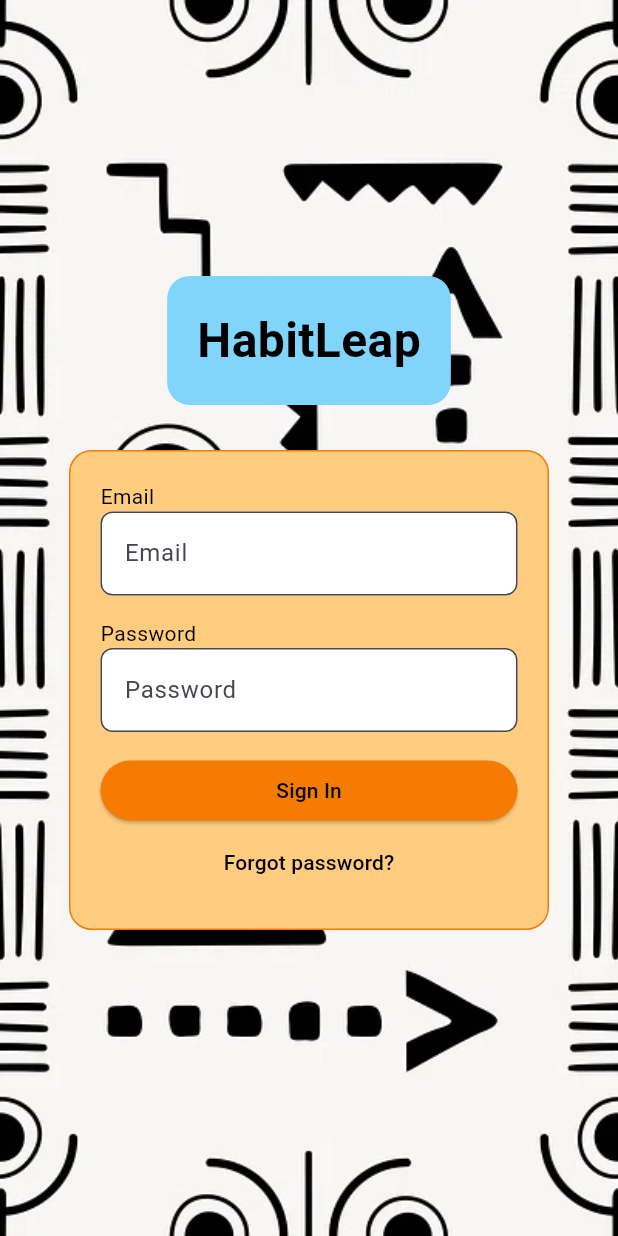
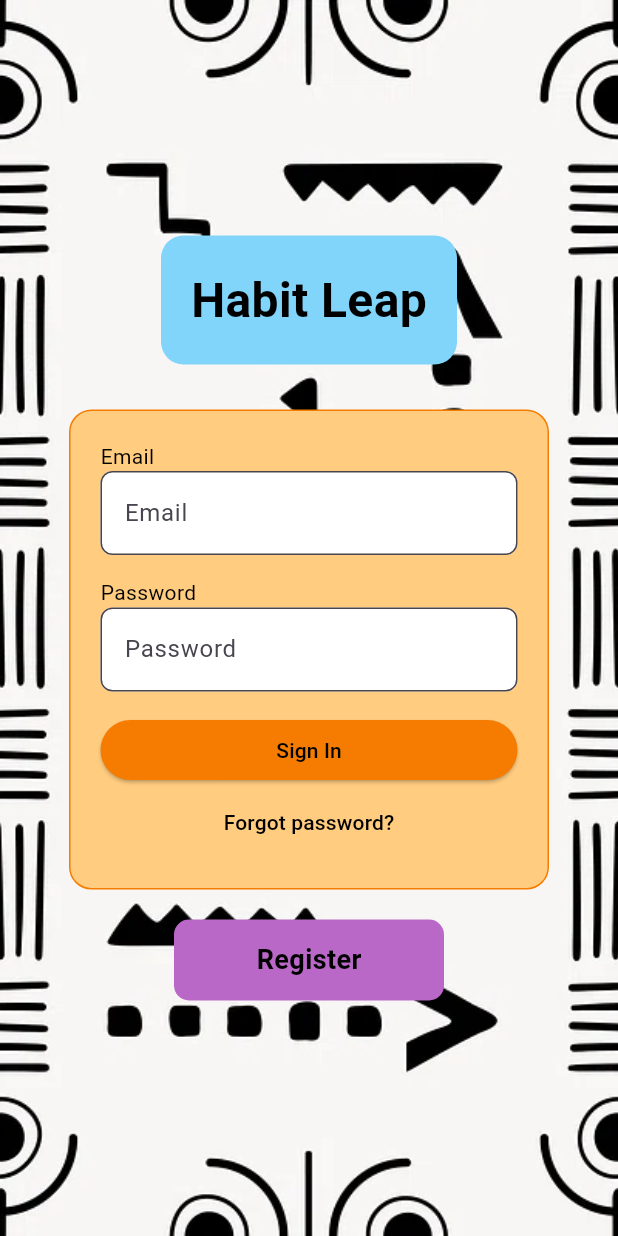
Before and after one commit to niasnow22/HabitLeap, a Flutter app: the screen it shows after launch, on a phone screen of 412 x 824 dp. Run offline on Flutter 3.47's test engine with Material 3 defaults, Android fonts, the light colour scheme and no system bars.

Commit message:
added back in the purple register button but it does not lead anywhere

```diff
--- a/lib/login.dart
+++ b/lib/login.dart
@@ -10,8 +10,8 @@ class Login extends StatelessWidget {
         decoration: BoxDecoration(
           color: Colors.white,
           image: DecorationImage(
-            image: AssetImage("assets/background.png"), // Add image and update pubspec.yaml
-            fit: BoxFit.cover, // Fixed missing comma issue
+            image: AssetImage("assets/background.png"),
+            fit: BoxFit.cover,
           ),
         ),
         child: Column(
@@ -25,7 +25,7 @@ class Login extends StatelessWidget {
                 borderRadius: BorderRadius.circular(15),
               ),
               child: Text(
-                "HabitLeap",
+                "Habit Leap",
                 style: TextStyle(
                   fontSize: 32,
                   fontWeight: FontWeight.bold,
@@ -106,24 +106,24 @@ class Login extends StatelessWidget {
             ),
             SizedBox(height: 20),
 
-            // Register Button will have to add another  file fot the extension
-           // SizedBox(
-             // width: 180,
-              //child: ElevatedButton(
-                //style: ElevatedButton.styleFrom(
-                  //backgroundColor: Colors.purple[300],
-                  //foregroundColor: Colors.black,
-                //),
-                //onPressed: () {
-                  // Navigate to Register Screen (update this if needed)
-                  //Navigator.push(
-                    //context,
-                    //MaterialPageRoute(builder: (context) => ()), // Change this to RegisterScreen if needed
-                  //);
-                //},
-                //child: Text("Register"),
-              //),
-            //),
+            // Register (Now a Non-Clickable Container)
+            Container(
+              width: 180,
+              padding: EdgeInsets.symmetric(vertical: 14),
+              alignment: Alignment.center,
+              decoration: BoxDecoration(
+                color: Colors.purple[300],
+                borderRadius: BorderRadius.circular(10),
+              ),
+              child: Text(
+                "Register",
+                style: TextStyle(
+                  fontSize: 18,
+                  fontWeight: FontWeight.bold,
+                  color: Colors.black,
+                ),
+              ),
+            ),
           ],
         ),
       ),
```
